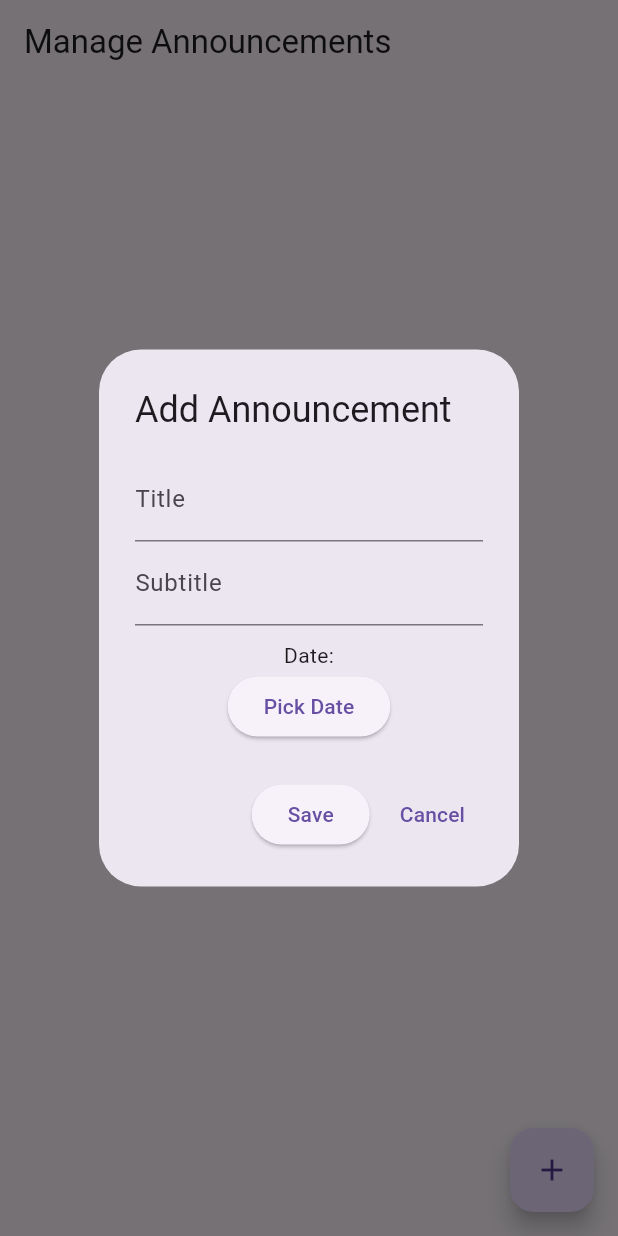
After one commit to JoeMGL/mytown-admin-panel, a Flutter app: the AnnouncementsPage screen opened by its route, after a tap on the "add" icon, on a phone screen of 412 x 824 dp. The commit adds this screen. Run offline on Flutter 3.47's test engine with Material 3 defaults, Android fonts, the phone set to English and light mode, and no system bars; our stand-ins replace cloud_firestore, firebase_auth, firebase_core, firebase_storage, go_router, image_picker; accounts and stored records are empty.

Commit message:
add - Announcements

```diff
--- /dev/null
+++ b/lib/pages/announcements_page.dart
@@ -0,0 +1,162 @@
+import 'package:flutter/material.dart';
+import 'package:cloud_firestore/cloud_firestore.dart';
+
+class AnnouncementsPage extends StatelessWidget {
+  const AnnouncementsPage({super.key});
+
+  @override
+  Widget build(BuildContext context) {
+    return Scaffold(
+      appBar: AppBar(title: const Text("Manage Announcements")),
+      floatingActionButton: FloatingActionButton(
+        onPressed: () => _addAnnouncement(context),
+        child: const Icon(Icons.add),
+      ),
+      body: StreamBuilder(
+        stream: FirebaseFirestore.instance.collection('announcements').orderBy('date', descending: true).snapshots(),
+        builder: (context, snapshot) {
+          if (!snapshot.hasData) return const Center(child: CircularProgressIndicator());
+
+          var announcements = snapshot.data!.docs;
+          return ListView.builder(
+            itemCount: announcements.length,
+            itemBuilder: (context, index) {
+              var announcement = announcements[index];
+              return Card(
+                child: ListTile(
+                  title: Text(announcement['title']),
+                  subtitle: Text(announcement['subtitle']),
+                  trailing: Row(
+                    mainAxisSize: MainAxisSize.min,
+                    children: [
+                      IconButton(
+                        icon: const Icon(Icons.edit),
+                        onPressed: () => _editAnnouncement(context, announcement),
+                      ),
+                      IconButton(
+                        icon: const Icon(Icons.delete, color: Colors.red),
+                        onPressed: () {
+                          announcement.reference.delete();
+                        },
+                      ),
+                    ],
+                  ),
+                ),
+              );
+            },
+          );
+        },
+      ),
+    );
+  }
+
+  void _addAnnouncement(BuildContext context) {
+    TextEditingController titleController = TextEditingController();
+    TextEditingController subtitleController = TextEditingController();
+    DateTime selectedDate = DateTime.now();
+
+    showDialog(
+      context: context,
+      builder: (context) {
+        return AlertDialog(
+          title: const Text("Add Announcement"),
+          content: Column(
+            mainAxisSize: MainAxisSize.min,
+            children: [
+              TextField(controller: titleController, decoration: const InputDecoration(labelText: "Title")),
+              TextField(controller: subtitleController, decoration: const InputDecoration(labelText: "Subtitle")),
+              const SizedBox(height: 10),
+              Text("Date: ${selectedDate.toLocal()}".split(' ')[0]),
+              ElevatedButton(
+                onPressed: () async {
+                  DateTime? picked = await showDatePicker(
+                    context: context,
+                    initialDate: selectedDate,
+                    firstDate: DateTime(2020),
+                    lastDate: DateTime(2030),
+                  );
+                  if (picked != null) {
+                    selectedDate = picked;
+                  }
+                },
+                child: const Text("Pick Date"),
+              ),
+            ],
+          ),
+          actions: [
+            ElevatedButton(
+              onPressed: () {
+                FirebaseFirestore.instance.collection('announcements').add({
+                  'title': titleController.text,
+                  'subtitle': subtitleController.text,
+                  'date': Timestamp.fromDate(selectedDate),
+                });
+                Navigator.pop(context);
+              },
+              child: const Text("Save"),
+            ),
+            TextButton(
+              onPressed: () => Navigator.pop(context),
+              child: const Text("Cancel"),
+            ),
+          ],
+        );
+      },
+    );
+  }
+
+  void _editAnnouncement(BuildContext context, DocumentSnapshot announcement) {
+    TextEditingController titleController = TextEditingController(text: announcement['title']);
+    TextEditingController subtitleController = TextEditingController(text: announcement['subtitle']);
+    DateTime selectedDate = (announcement['date'] as Timestamp).toDate();
+
+    showDialog(
+      context: context,
+      builder: (context) {
+        return AlertDialog(
+          title: const Text("Edit Announcement"),
+          content: Column(
+            mainAxisSize: MainAxisSize.min,
+            children: [
+              TextField(controller: titleController, decoration: const InputDecoration(labelText: "Title")),
+              TextField(controller: subtitleController, decoration: const InputDecoration(labelText: "Subtitle")),
+              const SizedBox(height: 10),
+              Text("Date: ${selectedDate.toLocal()}".split(' ')[0]),
+              ElevatedButton(
+                onPressed: () async {
+                  DateTime? picked = await showDatePicker(
+                    context: context,
+                    initialDate: selectedDate,
+                    firstDate: DateTime(2020),
+                    lastDate: DateTime(2030),
+                  );
+                  if (picked != null) {
+                    selectedDate = picked;
+                  }
+                },
+                child: const Text("Pick Date"),
+              ),
+            ],
+          ),
+          actions: [
+            ElevatedButton(
+              onPressed: () {
+                announcement.reference.update({
+                  'title': titleController.text,
+                  'subtitle': subtitleController.text,
+                  'date': Timestamp.fromDate(selectedDate),
+                });
+                Navigator.pop(context);
+              },
+              child: const Text("Save"),
+            ),
+            TextButton(
+              onPressed: () => Navigator.pop(context),
+              child: const Text("Cancel"),
+            ),
+          ],
+        );
+      },
+    );
+  }
+}
--- a/lib/router.dart
+++ b/lib/router.dart
@@ -1,6 +1,7 @@
 import 'package:firebase_auth/firebase_auth.dart';
 import 'package:flutter/material.dart';
 import 'package:go_router/go_router.dart';
+import 'pages/announcements_page.dart';
 import 'pages/business_page.dart';
 import 'pages/dashboard_page.dart';
 import 'pages/login_page.dart';
@@ -27,6 +28,10 @@ final GoRouter router = GoRouter(
       return '/'; // 🔒 Only admins and managers can manage businesses
     }
 
+       if (currentRoute == '/announcements' && !(authNotifier.isAdmin || authNotifier.isManager)) {
+      return '/'; // 🔒 Only admins and managers can manage businesses
+    }
+
     return null; // ✅ Allow navigation
   },
   routes: [
@@ -35,5 +40,6 @@ final GoRouter router = GoRouter(
     GoRoute(path: '/businesses', builder: (context, state) => const BusinessPage()),
     GoRoute(path: '/users', builder: (context, state) => const UsersPage()),
     GoRoute(path: '/events', builder: (context, state) => const EventsPage()),
+    GoRoute(path: '/announcements', builder: (context, state) => const AnnouncementsPage()),
   ],
 );
--- a/lib/widgets/side_menu.dart
+++ b/lib/widgets/side_menu.dart
@@ -30,6 +30,13 @@ class SideMenu extends StatelessWidget {
               onTap: () => context.go('/businesses'),
             ),
           ],
+           if (authNotifier.isAdmin || authNotifier.isManager) ...[
+            ListTile(
+              leading: const Icon(Icons.business),
+              title: const Text('Announcements'),
+              onTap: () => context.go('/announcements'),
+            ),
+          ],
           if (authNotifier.isAdmin) ...[
             ListTile(
               leading: const Icon(Icons.people),
```
